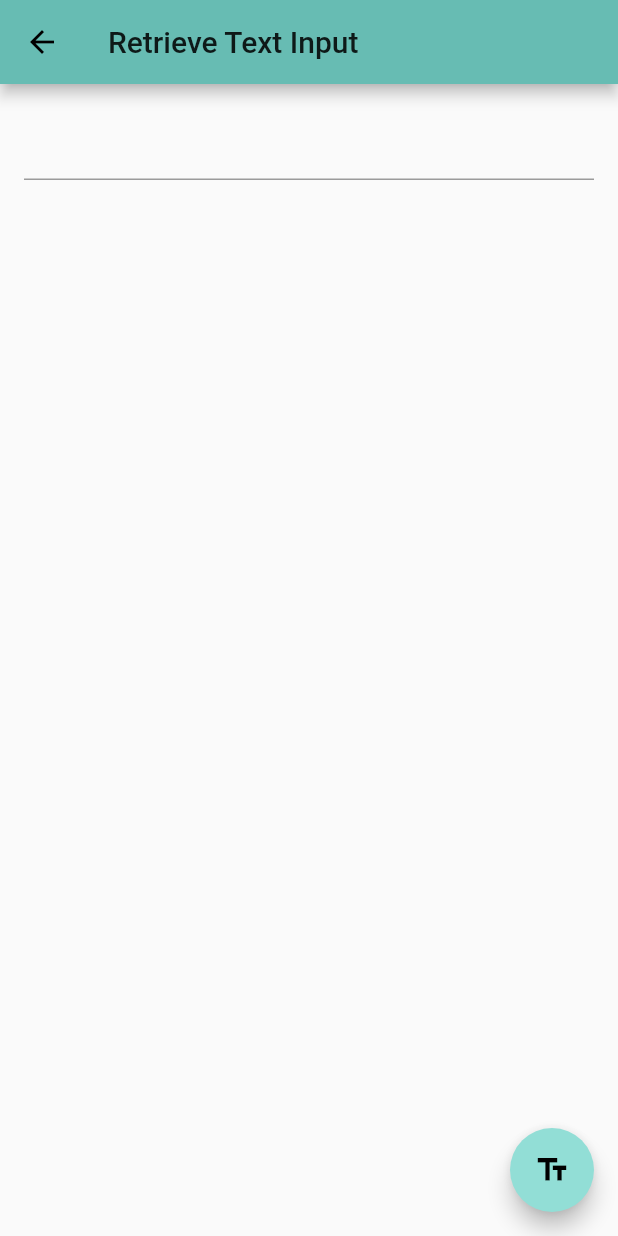
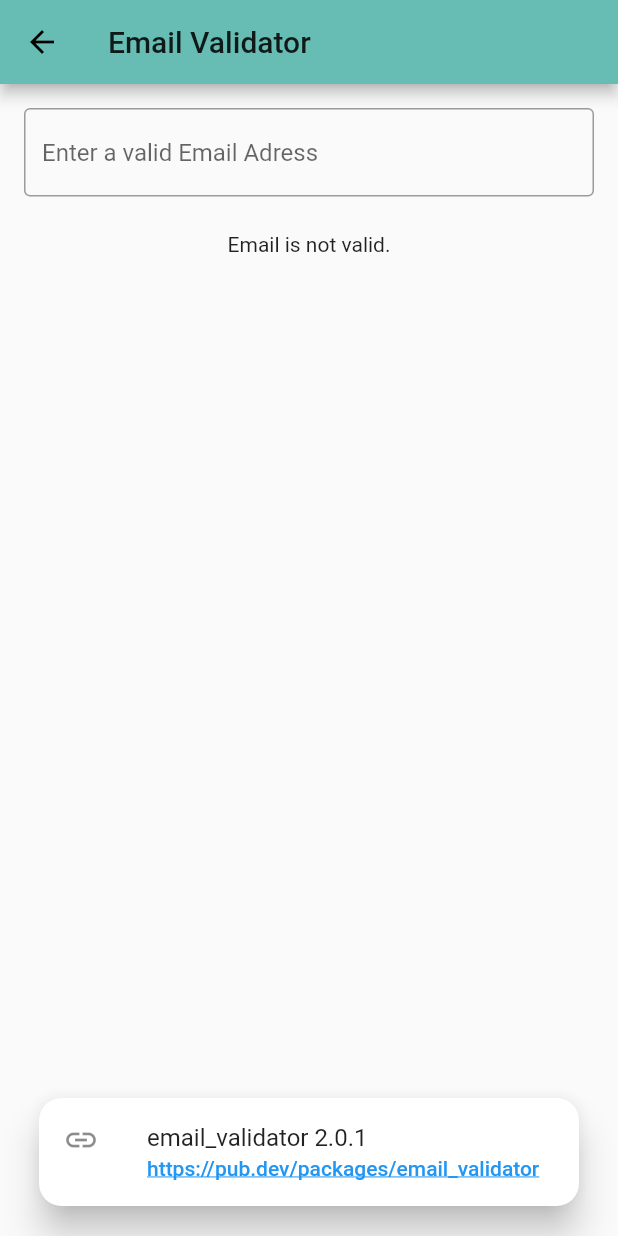
Before and after one commit to lucianojung/flutter_package_examples, a Flutter app: the EmailValidatorMain screen opened by its route, on a phone screen of 412 x 824 dp. Run offline on Flutter 3.47's test engine with Material 2 defaults, Android fonts, the phone set to English and light mode, and no system bars; our stand-ins replace email_validator.

Commit message:
prettify weblink view & email validator page
- automate email validation onChange and remote floating action button

```diff
--- a/lib/main.dart
+++ b/lib/main.dart
@@ -43,8 +43,6 @@ class _HomeViewState extends State<HomeView> {
     );
   }
 
-  // --- Widgets ---
-
   _appBar() {
     return AppBar(
       backgroundColor: Theme.of(context).primaryColor,
--- a/lib/packages/email_valiator/email_validator_main.dart
+++ b/lib/packages/email_valiator/email_validator_main.dart
@@ -1,17 +1,14 @@
 import 'package:email_validator/email_validator.dart';
 import 'package:flutter/material.dart';
+import 'package:package_examples/shared/package_weblink_view.dart';
 
-// Define a custom Form widget.
 class EmailValidatorMain extends StatefulWidget {
   @override
   _EmailValidatorMainState createState() => _EmailValidatorMainState();
 }
 
-// Define a corresponding State class.
-// This class holds the data related to the Form.
 class _EmailValidatorMainState extends State<EmailValidatorMain> {
-  // Create a text controller and use it to retrieve the current value
-  // of the TextField.
+  bool _isValid = false;
   final myController = TextEditingController();
 
   @override
@@ -25,32 +22,31 @@ class _EmailValidatorMainState extends State<EmailValidatorMain> {
   Widget build(BuildContext context) {
     return Scaffold(
       appBar: AppBar(
-        title: Text('Retrieve Text Input'),
+        title: Text('Email Validator'),
       ),
-      body: Padding(
-        padding: const EdgeInsets.all(16.0),
-        child: TextField(
-          controller: myController,
-        ),
-      ),
-      floatingActionButton: FloatingActionButton(
-        // When the user presses the button, show an alert dialog containing
-        // the text that the user has entered into the text field.
-        onPressed: () {
-          showDialog(
-            context: context,
-            builder: (context) {
-              final bool isValid = EmailValidator.validate(myController.text);
-              return AlertDialog(
-                // Retrieve the text the that user has entered by using the
-                // TextEditingController.
-                content: Text(isValid ? 'Email is valid.' : 'Email is not valid.'),
-              );
-            },
-          );
-        },
-        tooltip: 'Show me the value!',
-        child: Icon(Icons.text_fields),
+      body: Column(
+        children: [
+          Padding(
+            padding: const EdgeInsets.all(16.0),
+            child: TextField(
+              decoration: InputDecoration(
+                  border: OutlineInputBorder(),
+                  hintText: 'Enter a valid Email Adress'
+              ),
+              onChanged: (value) => {
+                setState(() {
+                  _isValid = EmailValidator.validate(value);
+                }),
+              },
+            ),
+          ),
+          Padding(
+            padding: const EdgeInsets.all(8.0),
+            child: Text(_isValid ? 'Email is valid.' : 'Email is not valid.'),
+          ),
+          Spacer(),
+          PackageWeblinkView('email_validator 2.0.1', 'https://pub.dev/packages/email_validator'),
+        ],
       ),
     );
   }
--- a/lib/shared/package_weblink_view.dart
+++ b/lib/shared/package_weblink_view.dart
@@ -1,25 +1,51 @@
-import 'package:flutter/gestures.dart';
 import 'package:flutter/material.dart';
 
 import 'package:url_launcher/url_launcher.dart';
 
 class PackageWeblinkView extends StatelessWidget {
+  String _text;
+  String _url;
+
+  PackageWeblinkView(this._text, this._url);
+
   @override
   Widget build(BuildContext context) {
-    return Center(
-      child: RichText(
-        text: TextSpan(
-          text: 'https://www.iwiga.de/impressum',
-          style: Theme.of(context).textTheme.bodyText1!.copyWith(
-            color: Colors.blue,
-            decoration: TextDecoration.underline,
+    return Container(
+      width: 400,
+      padding: const EdgeInsets.all(16.0),
+      child: GestureDetector(
+        onTap: () => _launchUrl(_url),
+        child: MouseRegion(
+          cursor: SystemMouseCursors.click,
+          child: AbsorbPointer(
+            child: Card(
+              shape: RoundedRectangleBorder(
+                borderRadius: BorderRadius.circular(15.0),
+              ),
+              color: Colors.white,
+              elevation: 10,
+              child: Column(
+                mainAxisSize: MainAxisSize.min,
+                children: <Widget>[
+                  ListTile(
+                    leading: Icon(Icons.link),
+                    title: Text(_text),
+                    subtitle: RichText(
+                      text: TextSpan(
+                        text: _url,
+                        style: Theme.of(context).textTheme.bodyText1!.copyWith(
+                              color: Colors.blue,
+                              decoration: TextDecoration.underline,
+                            ),
+                      ),
+                    ),
+                  ),
+                ],
+              ),
+            ),
           ),
-          recognizer: new TapGestureRecognizer()
-            ..onTap = () {
-              _launchUrl('https://www.iwiga.de/impressum');
-            },
         ),
-      )
+      ),
     );
   }
 
```
